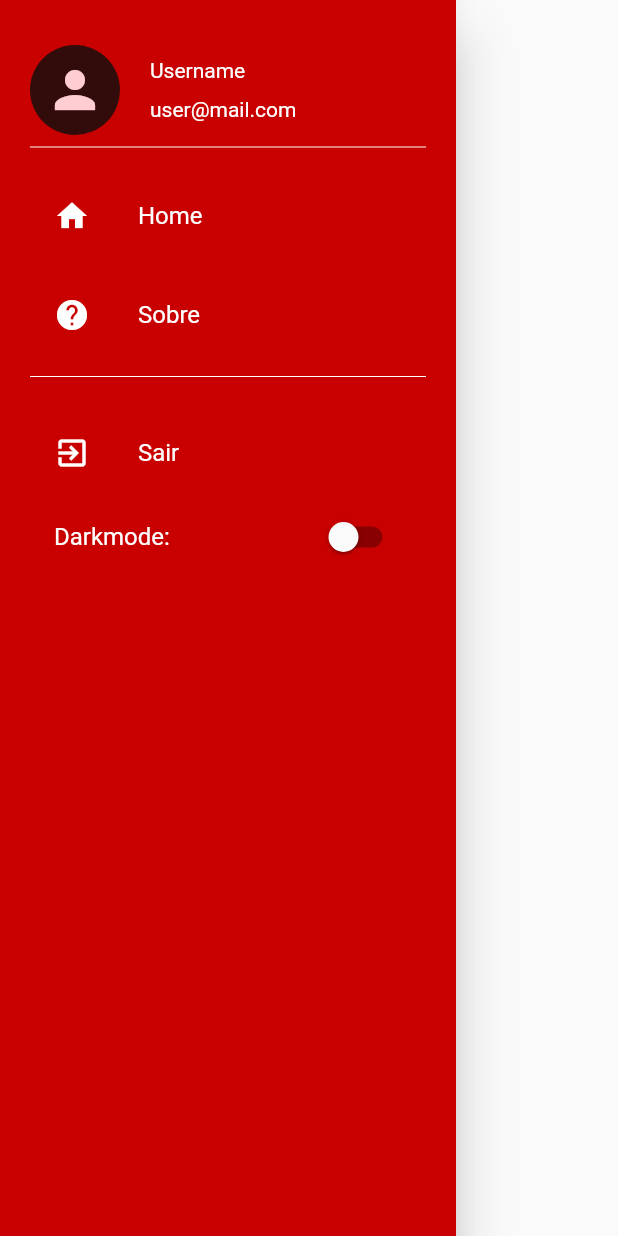
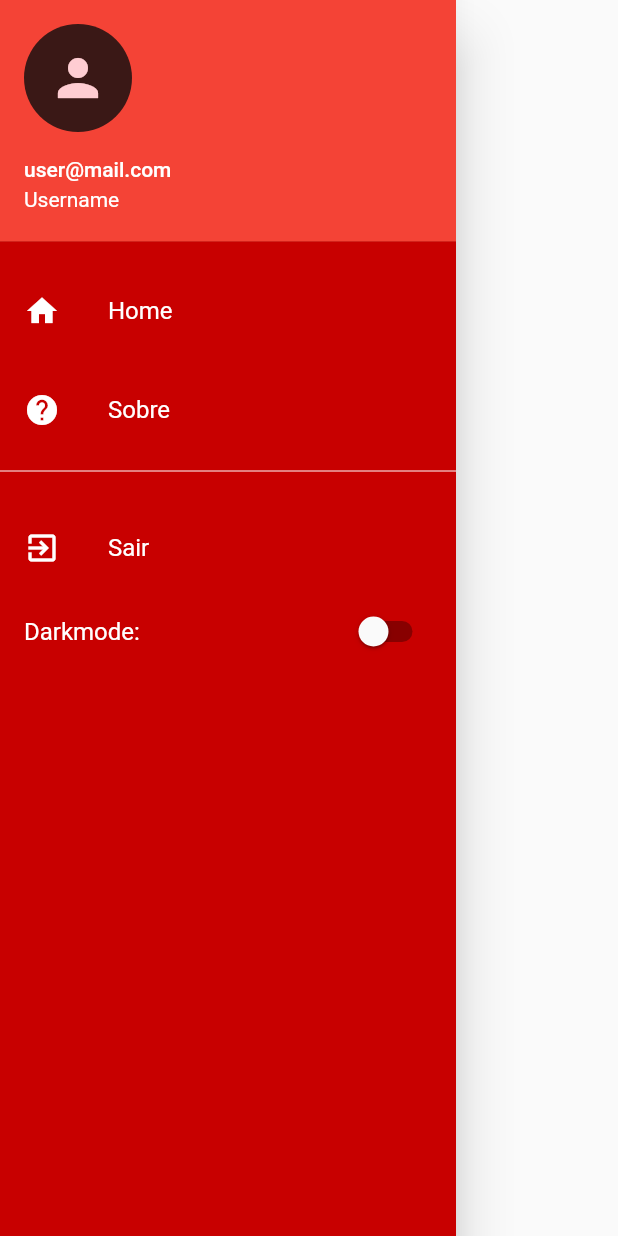
Before and after one commit to luizfelipetorres/flutter-simple-tasklist, a Flutter app: the NavigationDrawer widget shown alone on an empty page, opened directly, on a phone screen of 412 x 824 dp. Run offline on Flutter 3.47's test engine with Material 2 defaults, Android fonts, the phone set to English and light mode, and no system bars.

Commit message:
Melhorias no navigation drawer

```diff
--- a/lib/widgets/navigation_drawer.dart
+++ b/lib/widgets/navigation_drawer.dart
@@ -27,11 +27,8 @@ class _NavigationDrawerState extends State<NavigationDrawer> {
             ? Colors.black45
             : Color.fromARGB(255, 200, 0, 0),
         child: ListView(
-          padding: padding,
           children: <Widget>[
-            const SizedBox(height: 30),
             buildHeader(name: name, email: email, img: img),
-            Divider(color: Colors.white),
             const SizedBox(height: 10),
             buildMenuItem(
                 text: "Home",
@@ -110,36 +107,15 @@ class _NavigationDrawerState extends State<NavigationDrawer> {
 
   buildHeader(
       {required String name, required String email, required String img}) {
-    TextStyle textColor = TextStyle(color: Colors.white);
-
-    return InkWell(
-      child: Container(
-        child: Row(
-          children: [
-            CircleAvatar(
-              radius: 30,
-              backgroundColor: Color.fromARGB(206, 14, 14, 14),
-              child: Icon(
-                Icons.person,
-                size: 40,
-              ),
-            ),
-            SizedBox(width: 20),
-            Column(
-              crossAxisAlignment: CrossAxisAlignment.start,
-              children: [
-                Text(
-                  name,
-                  style: textColor,
-                ),
-                const SizedBox(height: 10),
-                Text(
-                  email,
-                  style: textColor,
-                ),
-              ],
-            )
-          ],
+    return UserAccountsDrawerHeader(
+      accountEmail: Text(name),
+      accountName: Text(email),
+      currentAccountPicture: CircleAvatar(
+        radius: 30,
+        backgroundColor: Color.fromARGB(206, 14, 14, 14),
+        child: Icon(
+          Icons.person,
+          size: 40,
         ),
       ),
     );
```
